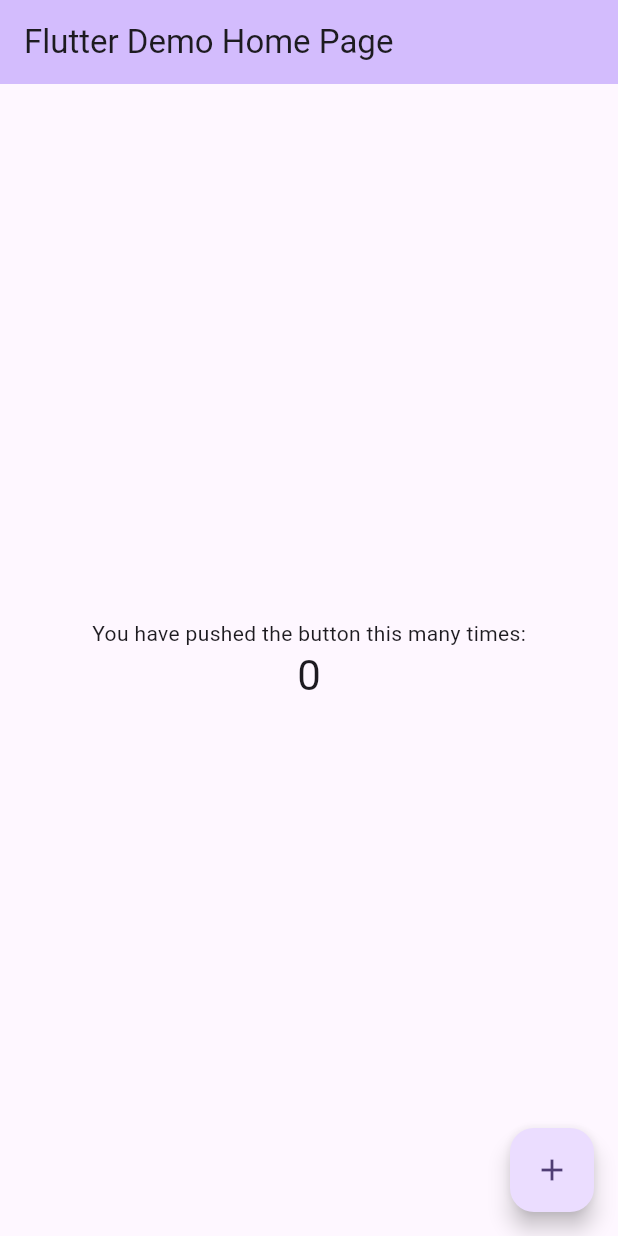
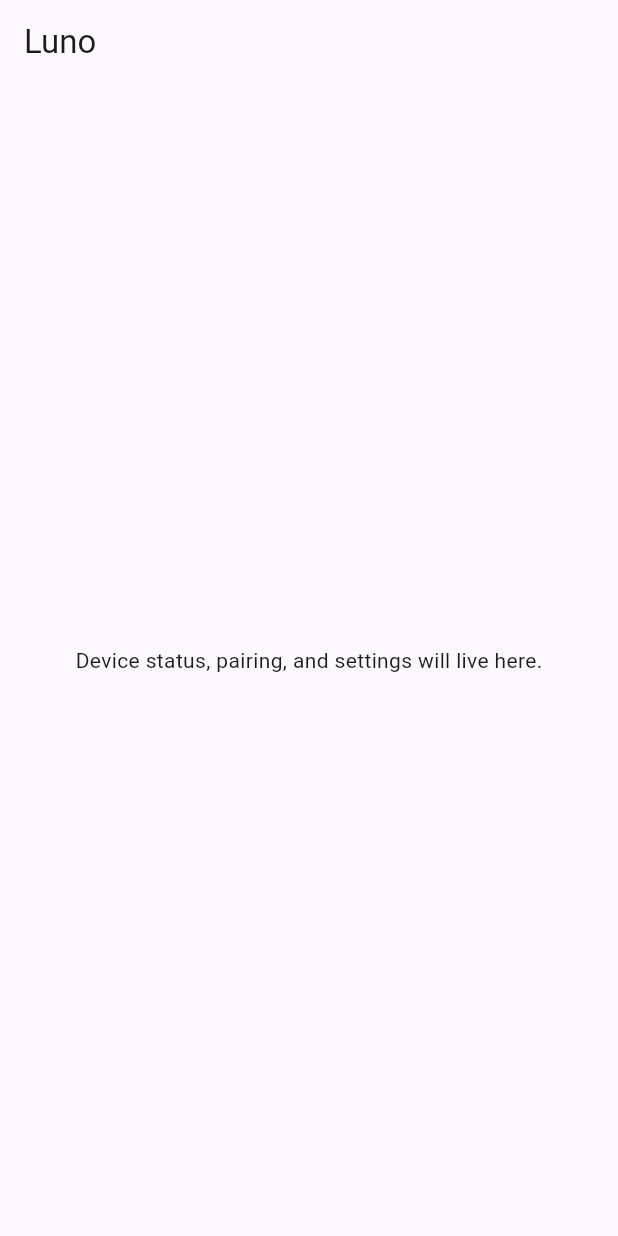
Before and after one commit to cbagajurel/luno, a Flutter app: the screen it shows after launch, on a phone screen of 412 x 824 dp. Run offline on Flutter 3.47's test engine with Material 3 defaults, Android fonts, the phone set to English and light mode, and no system bars.

Commit message:
Add README/CLAUDE.md and core+ui folder architecture for Android-first Luno app

```diff
--- /dev/null
+++ b/lib/core/native/native_bridge.dart
@@ -0,0 +1,4 @@
+// Pigeon-generated platform channel API to the native Android layer will be
+// wired up here (send SMS, incoming SMS/delivery streams, device health,
+// service lifecycle). Left empty until the native side and Pigeon schema
+// exist.
--- a/lib/main.dart
+++ b/lib/main.dart
@@ -1,122 +1,20 @@
 import 'package:flutter/material.dart';
 
+import 'ui/home/home_screen.dart';
+
 void main() {
-  runApp(const MyApp());
+  runApp(const LunoApp());
 }
 
-class MyApp extends StatelessWidget {
-  const MyApp({super.key});
+class LunoApp extends StatelessWidget {
+  const LunoApp({super.key});
 
-  // This widget is the root of your application.
   @override
   Widget build(BuildContext context) {
     return MaterialApp(
-      title: 'Flutter Demo',
-      theme: ThemeData(
-        // This is the theme of your application.
-        //
-        // TRY THIS: Try running your application with "flutter run". You'll see
-        // the application has a purple toolbar. Then, without quitting the app,
-        // try changing the seedColor in the colorScheme below to Colors.green
-        // and then invoke "hot reload" (save your changes or press the "hot
-        // reload" button in a Flutter-supported IDE, or press "r" if you used
-        // the command line to start the app).
-        //
-        // Notice that the counter didn't reset back to zero; the application
-        // state is not lost during the reload. To reset the state, use hot
-        // restart instead.
-        //
-        // This works for code too, not just values: Most code changes can be
-        // tested with just a hot reload.
-        colorScheme: .fromSeed(seedColor: Colors.deepPurple),
-      ),
-      home: const MyHomePage(title: 'Flutter Demo Home Page'),
+      title: 'Luno',
+      theme: ThemeData(colorScheme: ColorScheme.fromSeed(seedColor: Colors.deepPurple)),
+      home: const HomeScreen(),
     );
   }
 }
-
-class MyHomePage extends StatefulWidget {
-  const MyHomePage({super.key, required this.title});
-
-  // This widget is the home page of your application. It is stateful, meaning
-  // that it has a State object (defined below) that contains fields that affect
-  // how it looks.
-
-  // This class is the configuration for the state. It holds the values (in this
-  // case the title) provided by the parent (in this case the App widget) and
-  // used by the build method of the State. Fields in a Widget subclass are
-  // always marked "final".
-
-  final String title;
-
-  @override
-  State<MyHomePage> createState() => _MyHomePageState();
-}
-
-class _MyHomePageState extends State<MyHomePage> {
-  int _counter = 0;
-
-  void _incrementCounter() {
-    setState(() {
-      // This call to setState tells the Flutter framework that something has
-      // changed in this State, which causes it to rerun the build method below
-      // so that the display can reflect the updated values. If we changed
-      // _counter without calling setState(), then the build method would not be
-      // called again, and so nothing would appear to happen.
-      _counter++;
-    });
-  }
-
-  @override
-  Widget build(BuildContext context) {
-    // This method is rerun every time setState is called, for instance as done
-    // by the _incrementCounter method above.
-    //
-    // The Flutter framework has been optimized to make rerunning build methods
-    // fast, so that you can just rebuild anything that needs updating rather
-    // than having to individually change instances of widgets.
-    return Scaffold(
-      appBar: AppBar(
-        // TRY THIS: Try changing the color here to a specific color (to
-        // Colors.amber, perhaps?) and trigger a hot reload to see the AppBar
-        // change color while the other colors stay the same.
-        backgroundColor: Theme.of(context).colorScheme.inversePrimary,
-        // Here we take the value from the MyHomePage object that was created by
-        // the App.build method, and use it to set our appbar title.
-        title: Text(widget.title),
-      ),
-      body: Center(
-        // Center is a layout widget. It takes a single child and positions it
-        // in the middle of the parent.
-        child: Column(
-          // Column is also a layout widget. It takes a list of children and
-          // arranges them vertically. By default, it sizes itself to fit its
-          // children horizontally, and tries to be as tall as its parent.
-          //
-          // Column has various properties to control how it sizes itself and
-          // how it positions its children. Here we use mainAxisAlignment to
-          // center the children vertically; the main axis here is the vertical
-          // axis because Columns are vertical (the cross axis would be
-          // horizontal).
-          //
-          // TRY THIS: Invoke "debug painting" (choose the "Toggle Debug Paint"
-          // action in the IDE, or press "p" in the console), to see the
-          // wireframe for each widget.
-          mainAxisAlignment: .center,
-          children: [
-            const Text('You have pushed the button this many times:'),
-            Text(
-              '$_counter',
-              style: Theme.of(context).textTheme.headlineMedium,
-            ),
-          ],
-        ),
-      ),
-      floatingActionButton: FloatingActionButton(
-        onPressed: _incrementCounter,
-        tooltip: 'Increment',
-        child: const Icon(Icons.add),
-      ),
-    );
-  }
-}
--- /dev/null
+++ b/lib/ui/home/home_screen.dart
@@ -0,0 +1,13 @@
+import 'package:flutter/material.dart';
+
+class HomeScreen extends StatelessWidget {
+  const HomeScreen({super.key});
+
+  @override
+  Widget build(BuildContext context) {
+    return Scaffold(
+      appBar: AppBar(title: const Text('Luno')),
+      body: const Center(child: Text('Device status, pairing, and settings will live here.')),
+    );
+  }
+}
```
Also changed, not shown: 2 other files.
